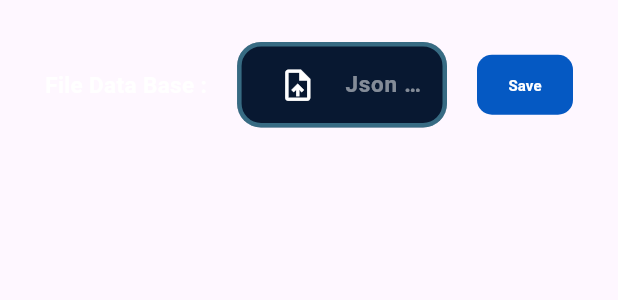
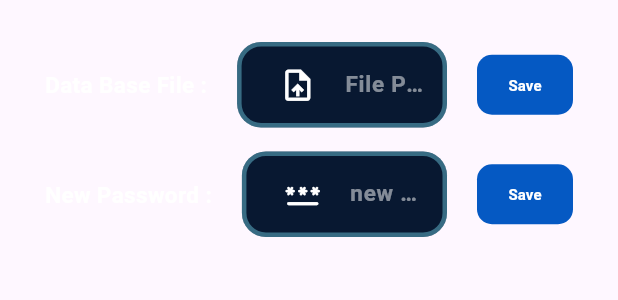
Before and after one commit to MustafaSedhom/Smart-Predictive-Unit-SPU-, a Flutter app: the AdvancedSettingScreen widget shown alone on an empty page, opened directly, on a phone screen of 412 x 824 dp. Shown: the top 300 px of the screen. Run offline on Flutter 3.47's test engine with Material 3 defaults, Android fonts, the phone set to English and light mode, and no system bars; our stand-ins replace file_picker, fl_chart, gap, google_fonts, percent_indicator, shared_preferences and 1 more; accounts and stored records are empty; project files that could hold a hidden picture were left out.

Commit message:
make password can changed in advaced setting

```diff
--- a/code_of_project/SPU_Flutter_app_code/spu_linux_app/lib/Screens/Advanced_settings_screen/Advanced_settings_screen.dart
+++ b/code_of_project/SPU_Flutter_app_code/spu_linux_app/lib/Screens/Advanced_settings_screen/Advanced_settings_screen.dart
@@ -3,8 +3,7 @@ import 'package:flutter/material.dart';
 import 'package:gap/gap.dart';
 import 'package:shared_preferences/shared_preferences.dart';
 import 'package:spu_linux_app/DataBase/json_file_path.dart';
-import 'package:spu_linux_app/widgets/Custom_text_feild.dart';
-import 'package:spu_linux_app/colors/App_colors.dart';
+import 'package:spu_linux_app/Screens/Advanced_settings_screen/widgets/Custom_changes.dart';
 
 class AdvancedSettingScreen extends StatefulWidget {
   const AdvancedSettingScreen({super.key});
@@ -14,11 +13,15 @@ class AdvancedSettingScreen extends StatefulWidget {
 }
 
 class _AdvancedSettingScreenState extends State<AdvancedSettingScreen> {
-  TextEditingController nameController = TextEditingController();
+  TextEditingController filePathController = TextEditingController();
+  TextEditingController passwordController = TextEditingController();
   FilePickerResult? result;
   // ignore: non_constant_identifier_names
   String? File_path = "";
-  bool isLoading = false;
+  // ignore: non_constant_identifier_names
+  bool file_load = false;
+  // ignore: non_constant_identifier_names
+  bool pass_change = false;
   Future<void> saveFilePath(String path) async {
     final prefs = await SharedPreferences.getInstance();
     await prefs.setString("file_path", path);
@@ -30,7 +33,7 @@ class _AdvancedSettingScreenState extends State<AdvancedSettingScreen> {
 
     if (savedPath != null) {
       setState(() {
-        nameController.text = savedPath;
+        filePathController.text = savedPath;
       });
     }
   }
@@ -53,6 +56,7 @@ class _AdvancedSettingScreenState extends State<AdvancedSettingScreen> {
     }
     return "";
   }
+
   @override
   void initState() {
     super.initState();
@@ -63,15 +67,21 @@ class _AdvancedSettingScreenState extends State<AdvancedSettingScreen> {
     String? path = await getFilePath();
     if (path != null) {
       setState(() {
-        nameController.text = path;
+        filePathController.text = path;
         JsonFilePath.path = path;
       });
     }
   }
 
+  // ignore: non_constant_identifier_names
+  Future<void> update_admin_password(String password) async {
+    final prefs = await SharedPreferences.getInstance();
+    await prefs.setString("password", password);
+  }
+
   @override
   void dispose() {
-    nameController.dispose();
+    filePathController.dispose();
     super.dispose();
   }
 
@@ -83,89 +93,88 @@ class _AdvancedSettingScreenState extends State<AdvancedSettingScreen> {
         mainAxisAlignment: MainAxisAlignment.center,
         children: [
           Gap(20),
-          SizedBox(
-            width: double.infinity,
-            child: Padding(
-              padding: const EdgeInsets.symmetric(horizontal: 30, vertical: 8),
-              child: Row(
-                mainAxisAlignment: MainAxisAlignment.spaceEvenly,
-                children: [
-                  // title
-                  Text(
-                    "File Data Base :",
-                    style: TextStyle(
-                      color: AppColors.Drawer_text_color,
-                      fontSize: 15,
-                      fontWeight: FontWeight.bold,
-                    ),
-                  ),
-                  Gap(20),
-                  // Text field
-                  Expanded(
-                    child: CustomTextField(
-                      controller: nameController,
-                      hint: "Json File Path",
-                      prefix_icon: Icons.upload_file,
+          // file path setting
+          CustomChanges(
+            controller: filePathController,
+            title: "Data Base File :",
+            hint: "File Path",
+            is_saved: file_load,
             ontap_prefix_icon: () async {
               String? path = await loadFilePath();
 
               if (path != null) {
                 setState(() {
-                            nameController.text = path;
+                  filePathController.text = path;
                 });
               }
             },
-                    ),
-                  ),
-                  Gap(20),
-                  // Save Button
-                  TextButton(
-                    onPressed: isLoading
-                        ? null
+            save_operation: file_load
+                ? () {}
                 : () async {
-                            setState(() => isLoading = true);
+                    setState(() => file_load = true);
 
-                            if (nameController.text.isNotEmpty) {
-                              await saveFilePath(nameController.text);
-                              JsonFilePath.path = nameController.text;
+                    try {
+                      if (filePathController.text.isNotEmpty) {
+                        await saveFilePath(filePathController.text);
+                        JsonFilePath.path = filePathController.text;
                       }
 
-                            await Future.delayed(Duration(seconds: 1));
+                      await Future.delayed(Duration(milliseconds: 500));
 
-                            setState(() => isLoading = false);
+                      if (!mounted) return;
 
                       ScaffoldMessenger.of(
                         // ignore: use_build_context_synchronously
                         context,
-                            ).showSnackBar(SnackBar(content: Text("Saved ✅")));
+                      ).showSnackBar(
+                        SnackBar(content: Text("file path Saved ✅")),
+                      );
+                    } finally {
+                      if (mounted) {
+                        setState(() => file_load = false);
+                      }
+                    }
                   },
-                    style: TextButton.styleFrom(
-                      backgroundColor: AppColors.button_master_card_1_color,
-                      shape: RoundedRectangleBorder(
-                        borderRadius: BorderRadius.circular(10),
           ),
-                    ),
-                    child: isLoading
-                        ? SizedBox(
-                            width: 15,
-                            height: 15,
-                            child: CircularProgressIndicator(
-                              strokeWidth: 2,
-                              color: AppColors.Drawer_text_color,
-                            ),
-                          )
-                        : Text(
-                            "Save",
-                            style: TextStyle(
-                              color: AppColors.Drawer_text_color,
-                              fontSize: 10,
-                              fontWeight: FontWeight.bold,
-                            ),
-                          ),
-                  ),
-                ],
-              ),
-            ),
+          // change password setting
+          CustomChanges(
+            controller: passwordController,
+            title: "New Password :",
+            hint: "new password",
+            prefix_icon: Icons.password_rounded,
+            is_saved: pass_change,
+            ontap_prefix_icon: () async {},
+            save_operation: pass_change
+                ? () {}
+                : () async {
+                    final password = passwordController.text.trim();
+
+                    if (password.isEmpty) {
+                      ScaffoldMessenger.of(context).showSnackBar(
+                        SnackBar(content: Text("Password cannot be empty❌")),
+                      );
+                      return;
+                    }
+
+                    setState(() => pass_change = true);
+
+                    try {
+                      await update_admin_password(password);
+
+                      await Future.delayed(Duration(milliseconds: 500));
+
+                      if (!mounted) return;
+
+                      // ignore: use_build_context_synchronously
+                      ScaffoldMessenger.of(context).showSnackBar(
+                        SnackBar(content: Text("Password updated ✅")),
+                      );
+                    } finally {
+                      if (mounted) {
+                        setState(() => pass_change = false);
+                      }
+                    }
+                  },
           ),
         ],
       ),
--- /dev/null
+++ b/code_of_project/SPU_Flutter_app_code/spu_linux_app/lib/Screens/Advanced_settings_screen/widgets/Custom_changes.dart
@@ -0,0 +1,104 @@
+import 'package:flutter/material.dart';
+import 'package:gap/gap.dart';
+import 'package:spu_linux_app/colors/App_colors.dart';
+import 'package:spu_linux_app/widgets/Custom_text_feild.dart';
+
+class CustomChanges extends StatefulWidget {
+  final TextEditingController controller;
+
+  // ignore: non_constant_identifier_names
+  final bool? is_saved;
+  final String? hint;
+  final String? title;
+  // ignore: non_constant_identifier_names
+  final IconData? prefix_icon;
+  // ignore: non_constant_identifier_names
+  final Function() ontap_prefix_icon;
+  // ignore: non_constant_identifier_names
+  final Function() save_operation;
+  const CustomChanges({
+    super.key,
+    required this.controller,
+    // ignore: non_constant_identifier_names
+    this.is_saved = false,
+    this.hint = "msg",
+    // ignore: non_constant_identifier_names
+    this.prefix_icon = Icons.upload_file,
+    // ignore: non_constant_identifier_names
+    required this.ontap_prefix_icon,
+    // ignore: non_constant_identifier_names
+    required this.save_operation,
+    this.title = "title",
+  });
+
+  @override
+  State<CustomChanges> createState() => _CustomChangesState();
+}
+
+class _CustomChangesState extends State<CustomChanges> {
+  @override
+  Widget build(BuildContext context) {
+    return SizedBox(
+      width: double.infinity,
+      child: Padding(
+        padding: const EdgeInsets.symmetric(horizontal: 30, vertical: 8),
+        child: Row(
+          mainAxisAlignment: MainAxisAlignment.spaceEvenly,
+          children: [
+            // title
+            Text(
+              widget.title!,
+              style: TextStyle(
+                color: AppColors.Drawer_text_color,
+                fontSize: 15,
+                fontWeight: FontWeight.bold,
+              ),
+            ),
+            Gap(20),
+            // Text field
+            Expanded(
+              child: CustomTextField(
+                controller: widget.controller,
+                hint: widget.hint!,
+                prefix_icon: widget.prefix_icon!,
+                ontap_prefix_icon: () async {
+                  await widget.ontap_prefix_icon.call();
+                },
+              ),
+            ),
+            Gap(20),
+            // Save Button
+            TextButton(
+              onPressed: () async {
+                await widget.save_operation.call();
+              },
+              style: TextButton.styleFrom(
+                backgroundColor: AppColors.button_master_card_1_color,
+                shape: RoundedRectangleBorder(
+                  borderRadius: BorderRadius.circular(10),
+                ),
+              ),
+              child: widget.is_saved!
+                  ? SizedBox(
+                      width: 15,
+                      height: 15,
+                      child: CircularProgressIndicator(
+                        strokeWidth: 2,
+                        color: AppColors.Drawer_text_color,
+                      ),
+                    )
+                  : Text(
+                      "Save",
+                      style: TextStyle(
+                        color: AppColors.Drawer_text_color,
+                        fontSize: 10,
+                        fontWeight: FontWeight.bold,
+                      ),
+                    ),
+            ),
+          ],
+        ),
+      ),
+    );
+  }
+}
```
Lines whose indentation alone changed are shown as unchanged.
